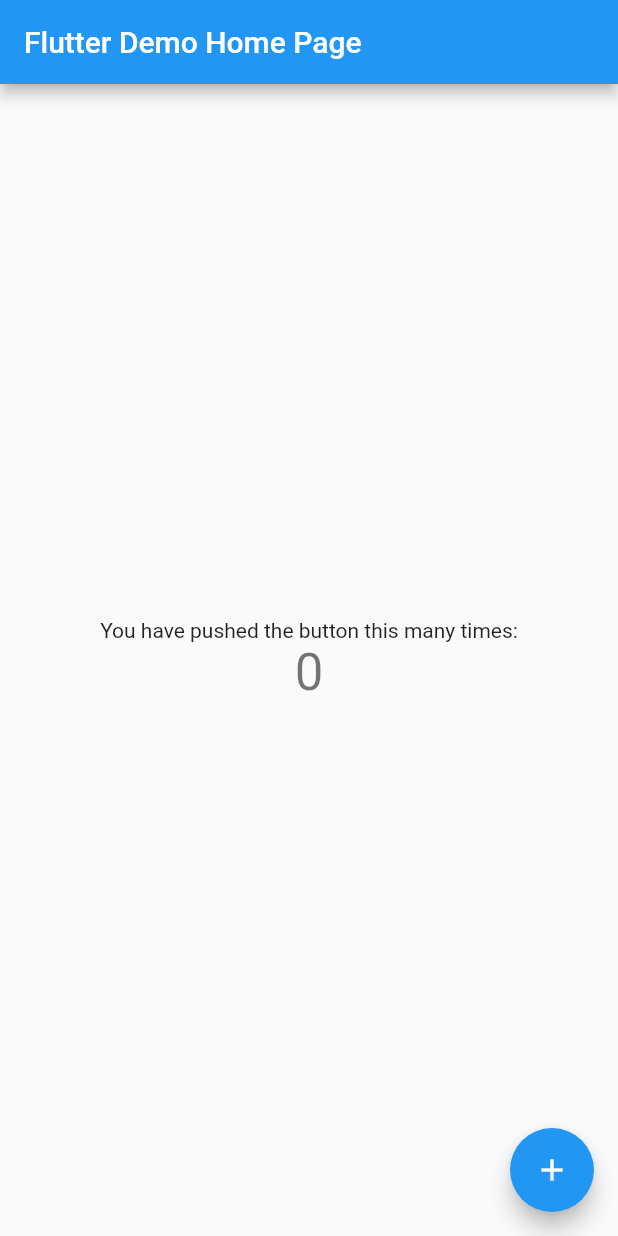
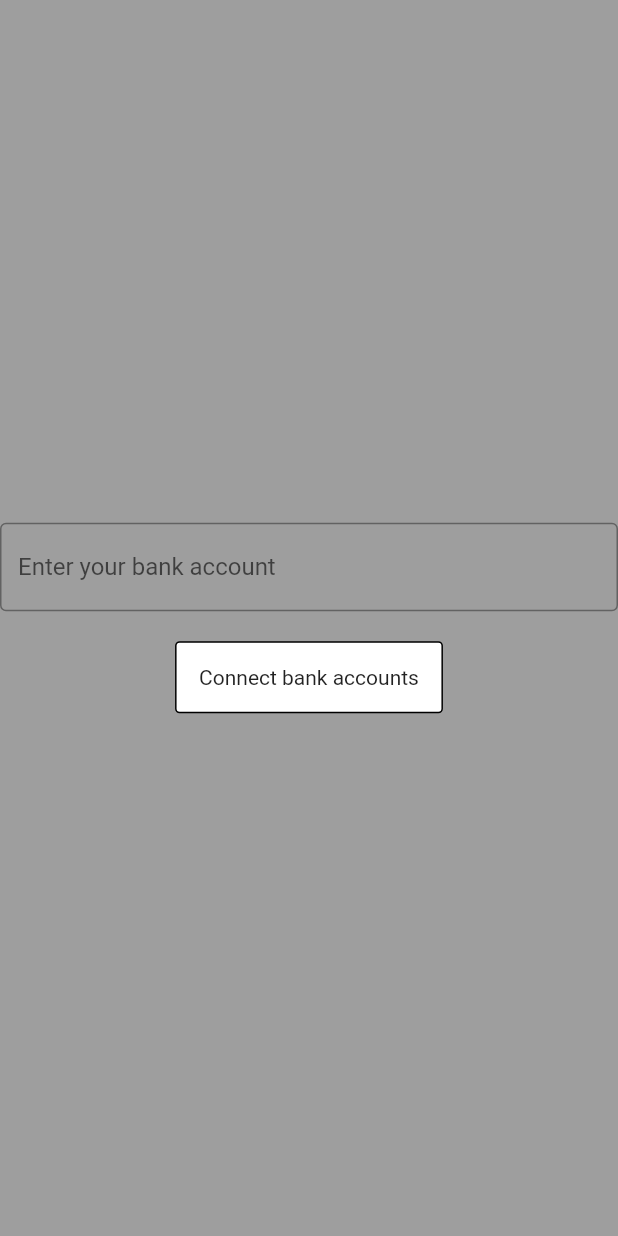
Before and after one commit to dnjsxor999/banking_proto, a Flutter app: the screen it shows after launch, on a phone screen of 412 x 824 dp. Run offline on Flutter 3.47's test engine with Material 2 defaults, Android fonts, the phone set to English and light mode, and no system bars.

Commit message:
second commit

```diff
--- /dev/null
+++ b/lib/Analysis.dart
@@ -0,0 +1,16 @@
+import 'package:flutter/src/widgets/framework.dart';
+import 'package:flutter/src/widgets/placeholder.dart';
+
+class MyWidget extends StatefulWidget {
+  const MyWidget({super.key});
+
+  @override
+  State<MyWidget> createState() => _MyWidgetState();
+}
+
+class _MyWidgetState extends State<MyWidget> {
+  @override
+  Widget build(BuildContext context) {
+    return const Placeholder();
+  }
+}
--- /dev/null
+++ b/lib/Home_screen.dart
@@ -0,0 +1,55 @@
+import 'package:flutter/material.dart';
+
+class HomeScreen extends StatelessWidget {
+  const HomeScreen({super.key});
+
+  @override
+  Widget build(BuildContext context) {
+    return const Scaffold(
+      backgroundColor: Colors.grey,
+      body: Center(
+        child: ConnectButton(),
+      ),
+    );
+  }
+}
+
+class ConnectButton extends StatelessWidget {
+  const ConnectButton({super.key});
+
+  @override
+  Widget build(BuildContext context) {
+    return GestureDetector(
+      onTap: () {
+        const snackBar = SnackBar(content: Text('Tap'));
+
+        ScaffoldMessenger.of(context).showSnackBar(snackBar);
+      },
+      // The custom button
+      child: Column(
+        mainAxisAlignment: MainAxisAlignment.center,
+        crossAxisAlignment: CrossAxisAlignment.center,
+        children: [
+          const TextField(
+            decoration: InputDecoration(
+              border: OutlineInputBorder(),
+              hintText: 'Enter your bank account',
+            ),
+          ),
+          const SizedBox(
+            height: 20,
+          ),
+          Container(
+            padding: const EdgeInsets.all(15),
+            decoration: BoxDecoration(
+              color: Colors.white,
+              borderRadius: BorderRadius.circular(3),
+              border: Border.all(),
+            ),
+            child: const Text('Connect bank accounts'),
+          ),
+        ],
+      ),
+    );
+  }
+}
--- a/lib/main.dart
+++ b/lib/main.dart
@@ -1,4 +1,5 @@
 import 'package:flutter/material.dart';
+import 'package:draft_ui/Home_screen.dart';
 
 void main() {
   runApp(const MyApp());
@@ -7,109 +8,11 @@
 class MyApp extends StatelessWidget {
   const MyApp({super.key});
 
-  // This widget is the root of your application.
   @override
   Widget build(BuildContext context) {
-    return MaterialApp(
-      title: 'Flutter Demo',
-      theme: ThemeData(
-        // This is the theme of your application.
-        //
-        // Try running your application with "flutter run". You'll see the
-        // application has a blue toolbar. Then, without quitting the app, try
-        // changing the primarySwatch below to Colors.green and then invoke
-        // "hot reload" (press "r" in the console where you ran "flutter run",
-        // or simply save your changes to "hot reload" in a Flutter IDE).
-        // Notice that the counter didn't reset back to zero; the application
-        // is not restarted.
-        primarySwatch: Colors.blue,
-      ),
-      home: const MyHomePage(title: 'Flutter Demo Home Page'),
+    return const MaterialApp(
+      debugShowCheckedModeBanner: false,
+      home: HomeScreen(),
     );
   }
 }
-
-class MyHomePage extends StatefulWidget {
-  const MyHomePage({super.key, required this.title});
-
-  // This widget is the home page of your application. It is stateful, meaning
-  // that it has a State object (defined below) that contains fields that affect
-  // how it looks.
-
-  // This class is the configuration for the state. It holds the values (in this
-  // case the title) provided by the parent (in this case the App widget) and
-  // used by the build method of the State. Fields in a Widget subclass are
-  // always marked "final".
-
-  final String title;
-
-  @override
-  State<MyHomePage> createState() => _MyHomePageState();
-}
-
-class _MyHomePageState extends State<MyHomePage> {
-  int _counter = 0;
-
-  void _incrementCounter() {
-    setState(() {
-      // This call to setState tells the Flutter framework that something has
-      // changed in this State, which causes it to rerun the build method below
-      // so that the display can reflect the updated values. If we changed
-      // _counter without calling setState(), then the build method would not be
-      // called again, and so nothing would appear to happen.
-      _counter++;
-    });
-  }
-
-  @override
-  Widget build(BuildContext context) {
-    // This method is rerun every time setState is called, for instance as done
-    // by the _incrementCounter method above.
-    //
-    // The Flutter framework has been optimized to make rerunning build methods
-    // fast, so that you can just rebuild anything that needs updating rather
-    // than having to individually change instances of widgets.
-    return Scaffold(
-      appBar: AppBar(
-        // Here we take the value from the MyHomePage object that was created by
-        // the App.build method, and use it to set our appbar title.
-        title: Text(widget.title),
-      ),
-      body: Center(
-        // Center is a layout widget. It takes a single child and positions it
-        // in the middle of the parent.
-        child: Column(
-          // Column is also a layout widget. It takes a list of children and
-          // arranges them vertically. By default, it sizes itself to fit its
-          // children horizontally, and tries to be as tall as its parent.
-          //
-          // Invoke "debug painting" (press "p" in the console, choose the
-          // "Toggle Debug Paint" action from the Flutter Inspector in Android
-          // Studio, or the "Toggle Debug Paint" command in Visual Studio Code)
-          // to see the wireframe for each widget.
-          //
-          // Column has various properties to control how it sizes itself and
-          // how it positions its children. Here we use mainAxisAlignment to
-          // center the children vertically; the main axis here is the vertical
-          // axis because Columns are vertical (the cross axis would be
-          // horizontal).
-          mainAxisAlignment: MainAxisAlignment.center,
-          children: <Widget>[
-            const Text(
-              'You have pushed the button this many times:',
-            ),
-            Text(
-              '$_counter',
-              style: Theme.of(context).textTheme.headlineMedium,
-            ),
-          ],
-        ),
-      ),
-      floatingActionButton: FloatingActionButton(
-        onPressed: _incrementCounter,
-        tooltip: 'Increment',
-        child: const Icon(Icons.add),
-      ), // This trailing comma makes auto-formatting nicer for build methods.
-    );
-  }
-}
```
